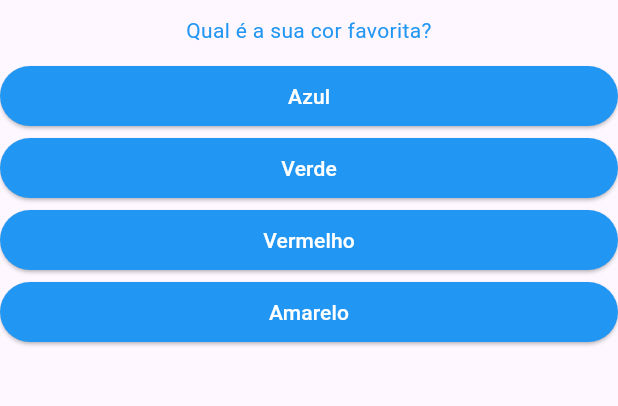
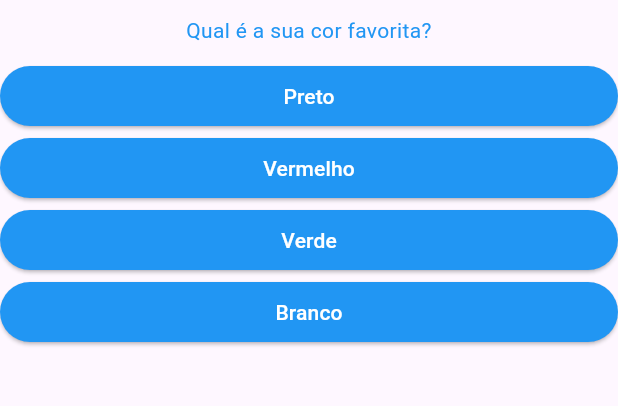
Before and after one commit to leonardogtc/pjct-perguntas-respostas-flutter, a Flutter app: the screen it shows after launch, on a phone screen of 412 x 824 dp, the part 84-490 px from its top. Run offline on Flutter 3.47's test engine with Material 3 defaults, Android fonts, the phone set to English and light mode, and no system bars.

```diff
--- a/lib/main.dart
+++ b/lib/main.dart
@@ -6,33 +6,38 @@ void main() => runApp(const PerguntaApp());
 
 class _PerguntaAppState extends State<PerguntaApp> {
   var _perguntaSelecionada = 0;
+  final _perguntas = const [
+    {
+      'texto': 'Qual é a sua cor favorita?',
+      'respostas': ['Preto', 'Vermelho', 'Verde', 'Branco'],
+    },
+    {
+      'texto': 'Qual é o seu animal favorito?',
+      'respostas': ['Coelho', 'Cobra', 'Elefante', 'Leão'],
+    },
+    {
+      'texto': 'Qual é o seu instrutor favorito?',
+      'respostas': ['Maria', 'João', 'Leo', 'Pedro'],
+    },
+  ];
 
   void _responder() {
+    if (temPerguntaSelecionada) {
       setState(() {
         _perguntaSelecionada++;
       });
-    print(_perguntaSelecionada);
+    }
+  }
+
+  bool get temPerguntaSelecionada {
+    return _perguntaSelecionada < _perguntas.length;
   }
 
   @override
   Widget build(BuildContext context) {
-    final List<Map<String, Object>> perguntas = [
-      {
-        'texto': 'Qual é a sua cor favorita?',
-        'respostas': ['Azul', 'Verde', 'Vermelho', 'Amarelo'],
-      },
-      {
-        'texto': 'Qual é o seu animal favorito?',
-        'respostas': ['Cachorro', 'Gato', 'Pássaro', 'Peixe'],
-      },
-      {
-        'texto': 'Qual é o seu esporte favorito?',
-        'respostas': ['Futebol', 'Basquete', 'Vôlei', 'Natação'],
-      },
-    ];
-
-    List<String> respostas =
-        perguntas[_perguntaSelecionada]['respostas'] as List<String>;
+    List<String> respostas = temPerguntaSelecionada
+        ? _perguntas[_perguntaSelecionada]['respostas'] as List<String>
+        : [];
 
     return MaterialApp(
       home: Scaffold(
@@ -41,12 +46,22 @@ class _PerguntaAppState extends State<PerguntaApp> {
           centerTitle: true,
           backgroundColor: Colors.blue,
           foregroundColor: Colors.white,
+          elevation: 0,
         ),
-        body: Column(
+        body: temPerguntaSelecionada
+            ? Column(
                 children: [
-            Questao(perguntas[_perguntaSelecionada]['texto'] as String),
-            ...respostas.map((t) => Resposta(t, _responder)).toList(),
+                  Questao(_perguntas[_perguntaSelecionada]['texto'] as String),
+                  ...respostas.map((textoResposta) {
+                    return Resposta(textoResposta, _responder);
+                  }).toList(),
                 ],
+              )
+            : Center(
+                child: Text(
+                  'Parabéns!',
+                  style: TextStyle(fontSize: 28, fontWeight: FontWeight.bold),
+                ),
               ),
       ),
     );
```
Lines whose indentation alone changed are shown as unchanged.
